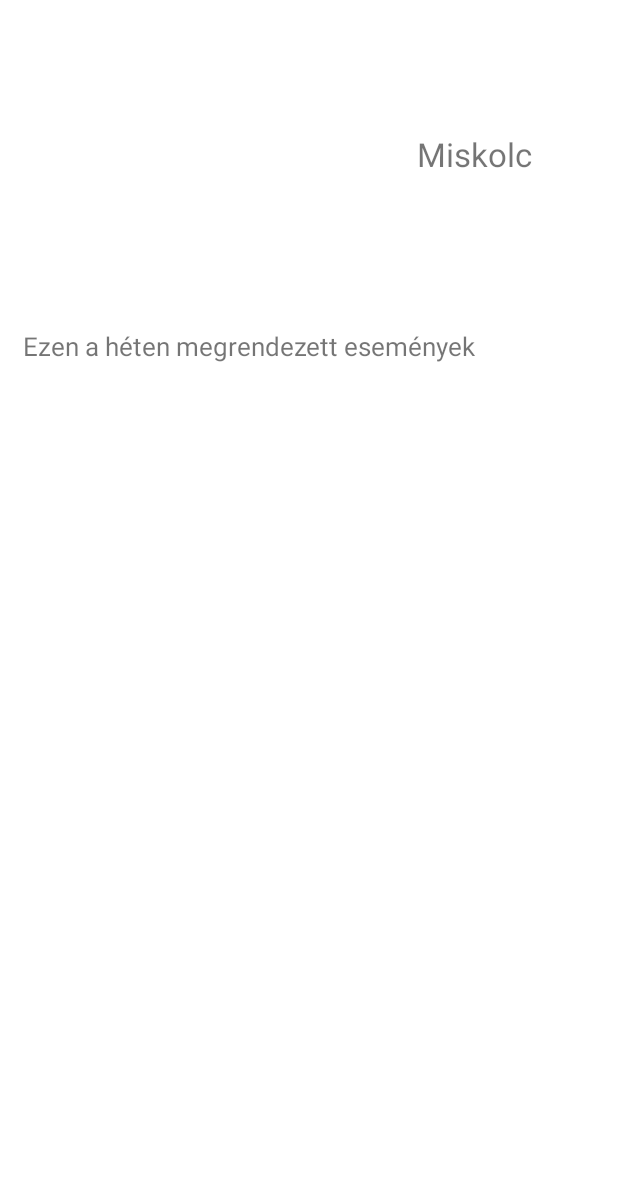
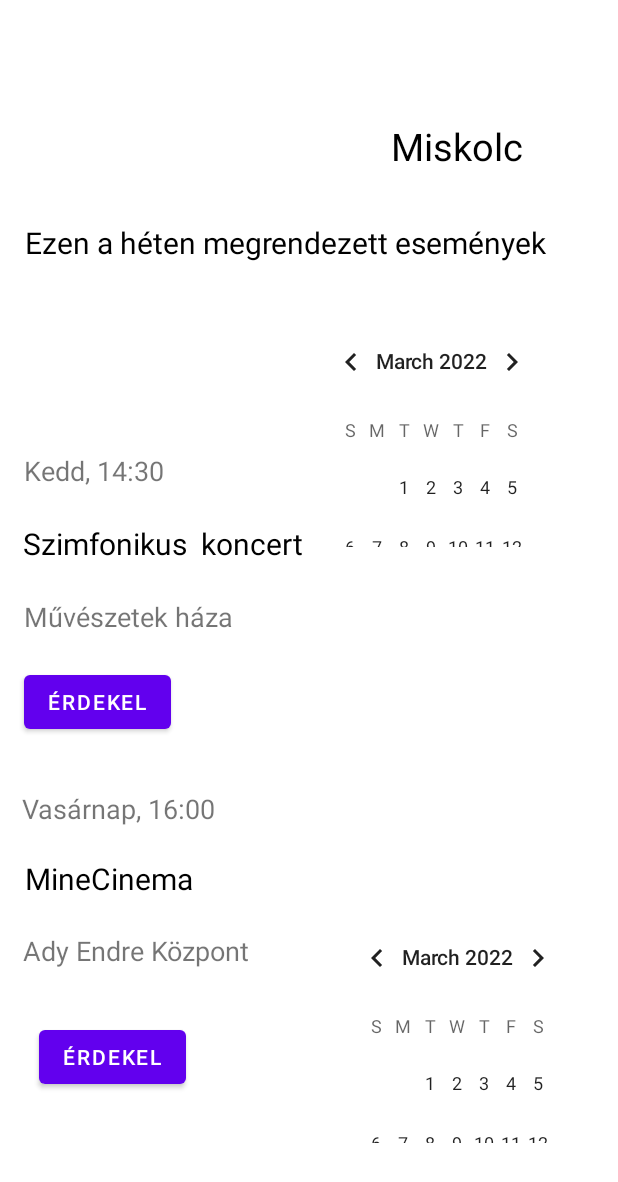
Before and after one commit to racz-nikoletta/rendezvenykereso, an Android app: the layout activity_miskolc_events.xml on its own in the app's theme, with its tools: preview values and no code run, on a phone screen of 412 x 824 dp. Shown: the top 1182 px of the screen. Run offline under Robolectric (Android 15) with nearby library versions, the phone set to English and light mode, and no system bars.

Commit message:
Miskolc események xml készítése

```diff
--- a/app/src/main/res/layout/activity_miskolc_events.xml
+++ b/app/src/main/res/layout/activity_miskolc_events.xml
@@ -6,28 +6,157 @@
     android:layout_height="match_parent">
 
     <TextView
+        android:id="@+id/debrecenTextView3"
+        android:layout_width="wrap_content"
+        android:layout_height="wrap_content"
+        android:text="Miskolc"
+        android:textColor="@color/black"
+        android:textSize="25sp"
+        app:layout_constraintBottom_toBottomOf="parent"
+        app:layout_constraintEnd_toEndOf="parent"
+        app:layout_constraintHorizontal_bias="0.804"
+        app:layout_constraintStart_toStartOf="parent"
+        app:layout_constraintTop_toTopOf="parent"
+        app:layout_constraintVertical_bias="0.101" />
+
+    <CalendarView
+        android:id="@+id/calendarView9"
+        android:layout_width="166dp"
+        android:layout_height="157dp"
+        app:layout_constraintBottom_toBottomOf="parent"
+        app:layout_constraintEnd_toEndOf="parent"
+        app:layout_constraintHorizontal_bias="0.832"
+        app:layout_constraintStart_toStartOf="parent"
+        app:layout_constraintTop_toTopOf="parent"
+        app:layout_constraintVertical_bias="0.311" />
+
+    <CalendarView
+        android:id="@+id/calendarView10"
+        android:layout_width="166dp"
+        android:layout_height="157dp"
+        app:layout_constraintBottom_toBottomOf="parent"
+        app:layout_constraintEnd_toEndOf="parent"
+        app:layout_constraintHorizontal_bias="0.902"
+        app:layout_constraintStart_toStartOf="parent"
+        app:layout_constraintTop_toTopOf="parent"
+        app:layout_constraintVertical_bias="0.907" />
+
+    <TextView
+        android:id="@+id/textView34"
+        android:layout_width="wrap_content"
+        android:layout_height="wrap_content"
+        android:text="Vasárnap, 16:00"
+        android:textSize="18sp"
+        app:layout_constraintBottom_toBottomOf="parent"
+        app:layout_constraintEnd_toEndOf="parent"
+        app:layout_constraintHorizontal_bias="0.052"
+        app:layout_constraintStart_toStartOf="parent"
+        app:layout_constraintTop_toTopOf="parent"
+        app:layout_constraintVertical_bias="0.659" />
+
+    <TextView
+        android:id="@+id/textView35"
+        android:layout_width="wrap_content"
+        android:layout_height="wrap_content"
+        android:text="MineCinema"
+        android:textColor="@color/black"
+        android:textSize="20sp"
+        app:layout_constraintBottom_toBottomOf="parent"
+        app:layout_constraintEnd_toEndOf="parent"
+        app:layout_constraintHorizontal_bias="0.055"
+        app:layout_constraintStart_toStartOf="parent"
+        app:layout_constraintTop_toTopOf="parent"
+        app:layout_constraintVertical_bias="0.718" />
+
+    <TextView
+        android:id="@+id/textView36"
+        android:layout_width="wrap_content"
+        android:layout_height="wrap_content"
+        android:text="Ady Endre Központ"
+        android:textSize="18sp"
+        app:layout_constraintBottom_toBottomOf="parent"
+        app:layout_constraintEnd_toEndOf="parent"
+        app:layout_constraintHorizontal_bias="0.06"
+        app:layout_constraintStart_toStartOf="parent"
+        app:layout_constraintTop_toTopOf="parent"
+        app:layout_constraintVertical_bias="0.777" />
+
+    <Button
+        android:id="@+id/button10"
+        android:layout_width="wrap_content"
+        android:layout_height="wrap_content"
+        android:text="Érdekel"
+        app:layout_constraintBottom_toBottomOf="parent"
+        app:layout_constraintEnd_toEndOf="parent"
+        app:layout_constraintHorizontal_bias="0.083"
+        app:layout_constraintStart_toStartOf="parent"
+        app:layout_constraintTop_toTopOf="parent"
+        app:layout_constraintVertical_bias="0.877" />
+
+    <Button
+        android:id="@+id/button9"
+        android:layout_width="wrap_content"
+        android:layout_height="wrap_content"
+        android:text="Érdekel"
+        app:layout_constraintBottom_toBottomOf="parent"
+        app:layout_constraintEnd_toEndOf="parent"
+        app:layout_constraintHorizontal_bias="0.051"
+        app:layout_constraintStart_toStartOf="parent"
+        app:layout_constraintTop_toTopOf="parent"
+        app:layout_constraintVertical_bias="0.572" />
+
+    <TextView
+        android:id="@+id/textView33"
+        android:layout_width="wrap_content"
+        android:layout_height="wrap_content"
+        android:text="Művészetek háza"
+        android:textSize="18sp"
+        app:layout_constraintBottom_toBottomOf="parent"
+        app:layout_constraintEnd_toEndOf="parent"
+        app:layout_constraintHorizontal_bias="0.058"
+        app:layout_constraintStart_toStartOf="parent"
+        app:layout_constraintTop_toTopOf="parent"
+        app:layout_constraintVertical_bias="0.499" />
+
+    <TextView
+        android:id="@+id/textView32"
+        android:layout_width="wrap_content"
+        android:layout_height="wrap_content"
+        android:text="Szimfonikus  koncert"
+        android:textColor="@color/black"
+        android:textSize="20sp"
+        app:layout_constraintBottom_toBottomOf="parent"
+        app:layout_constraintEnd_toEndOf="parent"
+        app:layout_constraintHorizontal_bias="0.068"
+        app:layout_constraintStart_toStartOf="parent"
+        app:layout_constraintTop_toTopOf="parent"
+        app:layout_constraintVertical_bias="0.438" />
+
+    <TextView
         android:id="@+id/textView4"
         android:layout_width="wrap_content"
         android:layout_height="wrap_content"
-        android:text="Ezen a héten megrendezett események"
-        android:textSize="17sp"
+        android:text="Kedd, 14:30"
+        android:textSize="18sp"
         app:layout_constraintBottom_toBottomOf="parent"
         app:layout_constraintEnd_toEndOf="parent"
-        app:layout_constraintHorizontal_bias="0.138"
+        app:layout_constraintHorizontal_bias="0.05"
         app:layout_constraintStart_toStartOf="parent"
         app:layout_constraintTop_toTopOf="parent"
-        app:layout_constraintVertical_bias="0.273" />
+        app:layout_constraintVertical_bias="0.377" />
 
     <TextView
-        android:id="@+id/miskolcTextView"
+        android:id="@+id/textView31"
         android:layout_width="wrap_content"
         android:layout_height="wrap_content"
-        android:text="Miskolc"
-        android:textSize="22sp"
+        android:text="@string/ezen_a_h_ten_megrendezett_esem_nyek"
+        android:textColor="@color/black"
+        android:textSize="20sp"
         app:layout_constraintBottom_toBottomOf="parent"
         app:layout_constraintEnd_toEndOf="parent"
-        app:layout_constraintHorizontal_bias="0.829"
+        app:layout_constraintHorizontal_bias="0.258"
         app:layout_constraintStart_toStartOf="parent"
         app:layout_constraintTop_toTopOf="parent"
-        app:layout_constraintVertical_bias="0.111" />
+        app:layout_constraintVertical_bias="0.186" />
+
 </androidx.constraintlayout.widget.ConstraintLayout>
```
